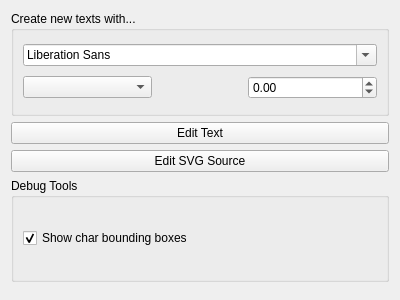
The window that plugins/tools/svgtexttool/WdgSvgTextOptionWidget.ui (KDE/krita) describes before a commit, drawn with Qt 5.
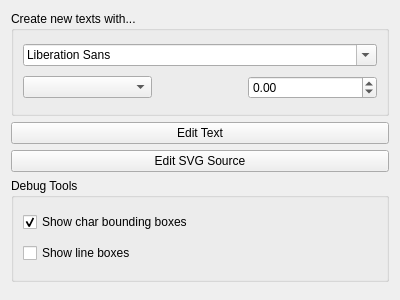
The same window after the commit.

Commit message: svgtexttool: Add option to draw debug line boxes

```diff
--- a/plugins/tools/svgtexttool/WdgSvgTextOptionWidget.ui
+++ b/plugins/tools/svgtexttool/WdgSvgTextOptionWidget.ui
@@ -126,6 +126,13 @@
         </property>
        </widget>
       </item>
+      <item>
+       <widget class="QCheckBox" name="chkDbgLineBox">
+        <property name="text">
+         <string>Show line boxes</string>
+        </property>
+       </widget>
+      </item>
      </layout>
     </widget>
    </item>
```
The commit also changes 3 other files.
